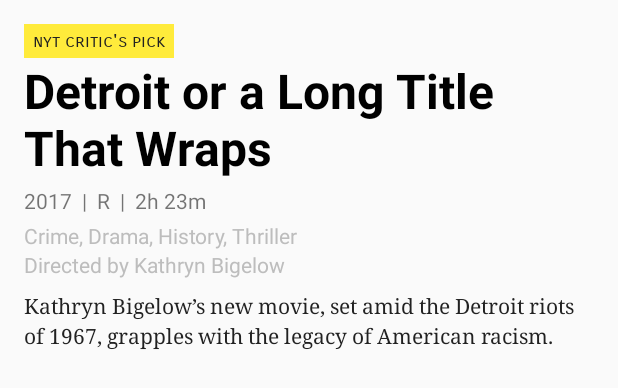
After one commit to firekesti/NYTimes-Movies, an Android app: the layout movie_item.xml on its own in the app's theme, with its tools: preview values and no code run, on a phone screen of 412 x 824 dp. The commit adds this screen. Shown: the top 388 px of the screen. Run offline under Robolectric (Android 15) with nearby library versions, the phone set to English and light mode, and no system bars.

Commit message:
add a movie item layout

```diff
--- a/app/build.gradle
+++ b/app/build.gradle
@@ -21,7 +21,7 @@ android {
 dependencies {
     implementation fileTree(dir: 'libs', include: ['*.jar'])
     implementation 'com.android.support:appcompat-v7:26.1.0'
-    implementation 'com.android.support.constraint:constraint-layout:1.0.2'
+    implementation 'com.android.support.constraint:constraint-layout:1.1.0-beta4'
     implementation 'com.android.support:design:26.1.0'
     testImplementation 'junit:junit:4.12'
     androidTestImplementation 'com.android.support.test:runner:1.0.1'
--- /dev/null
+++ b/app/src/main/res/layout/movie_item.xml
@@ -0,0 +1,79 @@
+<?xml version="1.0" encoding="utf-8"?>
+<android.support.constraint.ConstraintLayout
+    xmlns:android="http://schemas.android.com/apk/res/android"
+    xmlns:app="http://schemas.android.com/apk/res-auto"
+    xmlns:tools="http://schemas.android.com/tools"
+    android:layout_width="match_parent"
+    android:layout_height="match_parent"
+    android:padding="16dp">
+
+    <TextView
+        android:id="@+id/critic_pick"
+        android:layout_width="wrap_content"
+        android:layout_height="wrap_content"
+        android:background="@color/colorAccent"
+        android:paddingBottom="4dp"
+        android:paddingTop="4dp"
+        android:paddingStart="6dp"
+        android:paddingEnd="6dp"
+        android:textColor="@color/almost_black"
+        android:textSize="12sp"
+        android:fontFamily="sans-serif-smallcaps"
+        app:layout_constraintStart_toStartOf="parent"
+        app:layout_constraintTop_toTopOf="parent"
+        android:includeFontPadding="false"
+        tools:text="nyt critic's pick"/>
+
+    <TextView
+        android:id="@+id/title"
+        android:layout_width="0dp"
+        android:layout_height="wrap_content"
+        android:textColor="@color/black"
+        android:textSize="32sp"
+        android:textStyle="bold"
+        app:layout_constraintEnd_toEndOf="parent"
+        app:layout_constraintStart_toStartOf="parent"
+        app:layout_constraintTop_toBottomOf="@id/critic_pick"
+        tools:text="Detroit or a Long Title That Wraps"/>
+
+    <TextView
+        android:id="@+id/year_rating_runtime"
+        android:layout_width="wrap_content"
+        android:layout_height="wrap_content"
+        android:layout_marginTop="4dp"
+        app:layout_constraintStart_toStartOf="parent"
+        app:layout_constraintTop_toBottomOf="@id/title"
+        tools:text="2017  |  R  |  2h 23m"/>
+
+    <TextView
+        android:id="@+id/genres"
+        android:layout_width="wrap_content"
+        android:layout_height="wrap_content"
+        android:layout_marginTop="4dp"
+        android:textColor="@color/light_grey"
+        app:layout_constraintStart_toStartOf="parent"
+        app:layout_constraintTop_toBottomOf="@id/year_rating_runtime"
+        tools:text="Crime, Drama, History, Thriller"/>
+
+    <TextView
+        android:id="@+id/director"
+        android:layout_width="wrap_content"
+        android:layout_height="wrap_content"
+        android:textColor="@color/light_grey"
+        app:layout_constraintStart_toStartOf="parent"
+        app:layout_constraintTop_toBottomOf="@id/genres"
+        tools:text="Directed by Kathryn Bigelow"/>
+
+    <TextView
+        android:id="@+id/summary"
+        android:layout_width="wrap_content"
+        android:layout_height="wrap_content"
+        android:layout_marginTop="8dp"
+        android:fontFamily="serif"
+        android:lineSpacingMultiplier="1.2"
+        android:textColor="@color/almost_black"
+        app:layout_constraintStart_toStartOf="parent"
+        app:layout_constraintTop_toBottomOf="@id/director"
+        tools:text="Kathryn Bigelow’s new movie, set amid the Detroit riots of 1967, grapples with the legacy of American racism."/>
+
+</android.support.constraint.ConstraintLayout>
--- a/app/src/main/res/values/colors.xml
+++ b/app/src/main/res/values/colors.xml
@@ -1,6 +1,13 @@
 <?xml version="1.0" encoding="utf-8"?>
 <resources>
-    <color name="colorPrimary">#3F51B5</color>
-    <color name="colorPrimaryDark">#303F9F</color>
-    <color name="colorAccent">#FF4081</color>
+    <color name="colorPrimary">#673AB7</color>
+    <color name="colorPrimaryDark">#512DA8</color>
+    <color name="colorAccent">#FFEB3B</color>
+
+    <!-- Real color names-->
+    <color name="white">#fff</color>
+    <color name="light_grey">#BDBDBD</color>
+    <color name="medium_grey">#757575</color>
+    <color name="almost_black">#212121</color>
+    <color name="black">#000</color>
 </resources>
```
